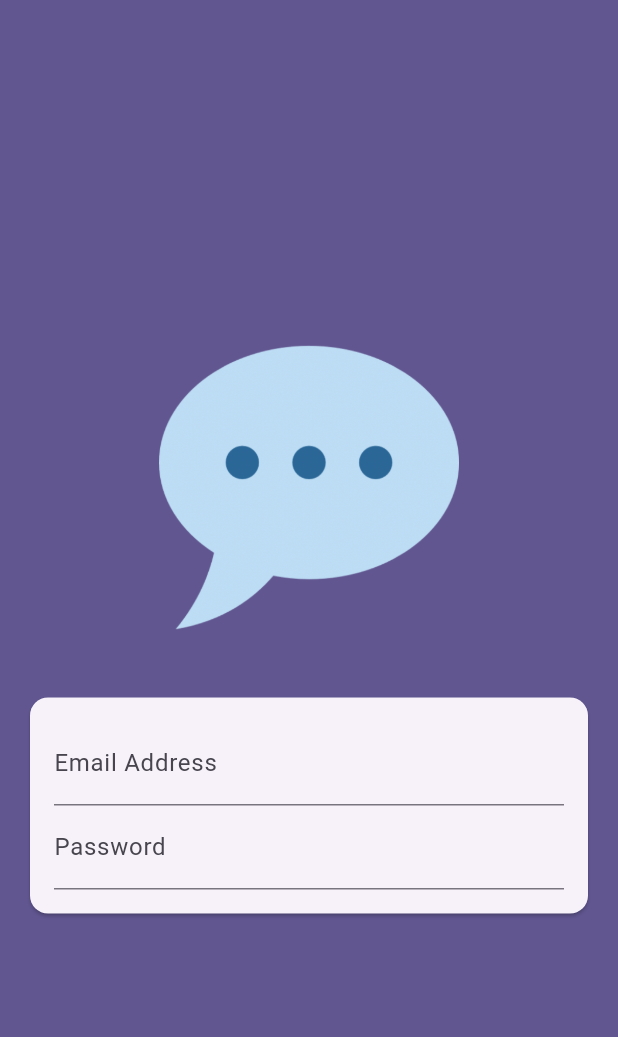
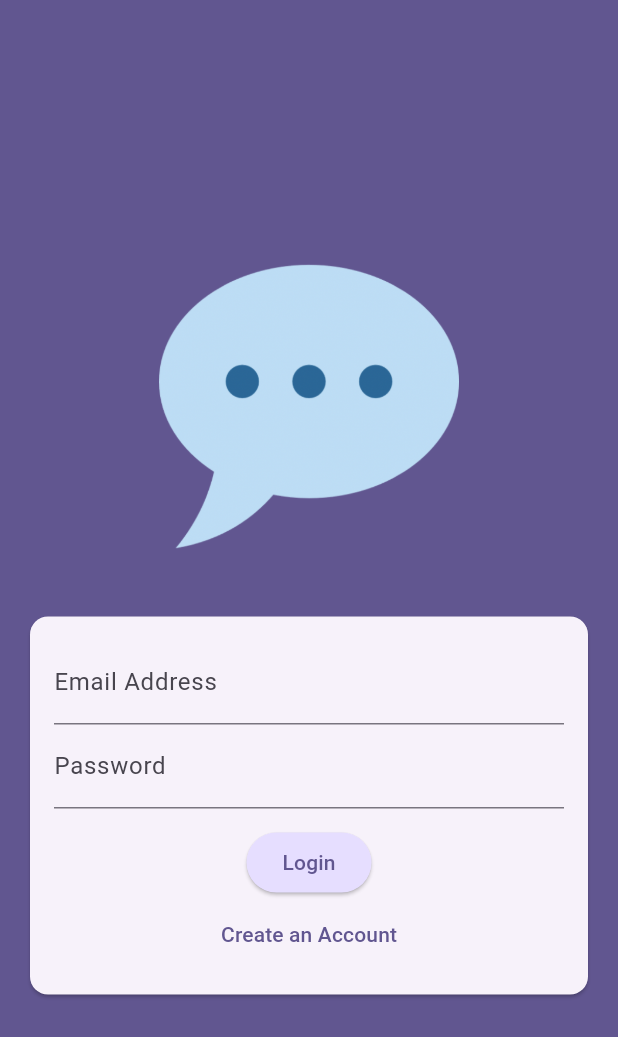
Before and after one commit to DelgaMatt/Satellite-Chat-App, a Flutter app: the screen it shows after launch, on a phone screen of 412 x 824 dp. Shown: the top 1037 px of the screen. Run offline on Flutter 3.47's test engine with Material 3 defaults, Android fonts, the phone set to English and light mode, and no system bars.

Commit message:
added buttons to auth screen

```diff
--- a/lib/main.dart
+++ b/lib/main.dart
@@ -1,6 +1,5 @@
 import 'package:satellite/screens/auth.dart';
 import 'package:flutter/material.dart';
-
 
 void main() {
   runApp(const MyApp());
@@ -15,8 +14,8 @@ class MyApp extends StatelessWidget {
       title: 'FlutterChat',
       theme: ThemeData().copyWith(
         useMaterial3: true,
-        colorScheme: ColorScheme.fromSeed(
-            seedColor: const Color.fromARGB(255, 63, 17, 177)),
+        colorScheme:
+            ColorScheme.fromSeed(seedColor: Color.fromARGB(190, 38, 8, 114)),
       ),
       home: const AuthScreen(),
     );
--- a/lib/screens/auth.dart
+++ b/lib/screens/auth.dart
@@ -10,6 +10,7 @@ class AuthScreen extends StatefulWidget {
 }
 
 class _AuthScreenState extends State<AuthScreen> {
+  var _isLogin = true;
 
   @override
   Widget build(BuildContext context) {
@@ -41,20 +42,37 @@ class _AuthScreenState extends State<AuthScreen> {
                         children: [
                           TextFormField(
                             decoration: const InputDecoration(
-                              labelText: 'Email Address'
-                            ),
+                                labelText: 'Email Address'),
                             keyboardType: TextInputType.emailAddress,
                             autocorrect: false,
                             textCapitalization: TextCapitalization.none,
                           ),
                           TextFormField(
-                            decoration: const InputDecoration(
-                              labelText: 'Password'
+                            decoration:
+                                const InputDecoration(labelText: 'Password'),
+                            obscureText: true,
+                          ),
+                          const SizedBox(height: 12),
+                          ElevatedButton(
+                            onPressed: () {},
+                            style: ElevatedButton.styleFrom(
+                              backgroundColor: Theme.of(context).colorScheme.primaryContainer
                             ),
-                            obscureText: true,
+                            child: Text(_isLogin ? 'Login' : 'Signup'),
+                          ),
+                          TextButton(
+                            onPressed: () {
+                              setState(() {
+                                _isLogin = !_isLogin;
+                              });
+                            },
+                            child:
+                                Text(_isLogin
+                                ? 'Create an Account'
+                                : 'Login'),
                           )
                         ],
-                        ),
+                      ),
                     ),
                   ),
                 ),
```
